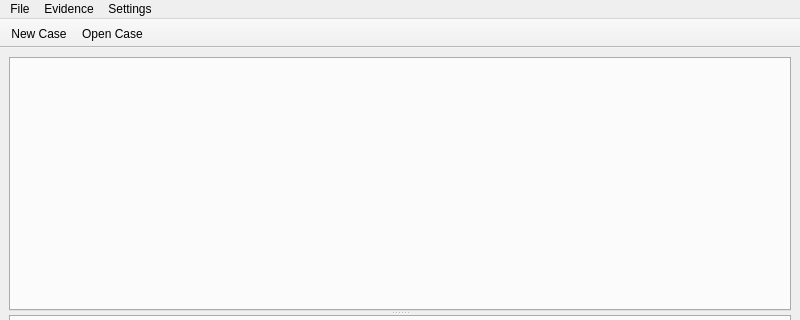
Above: main/wombatforensics.ui from pjrinaldi/wombatforensics before the change; both pictures show x 0 to 800 and y 0 to 320 of the 800 by 600 pixel window. Below: the same form after it.
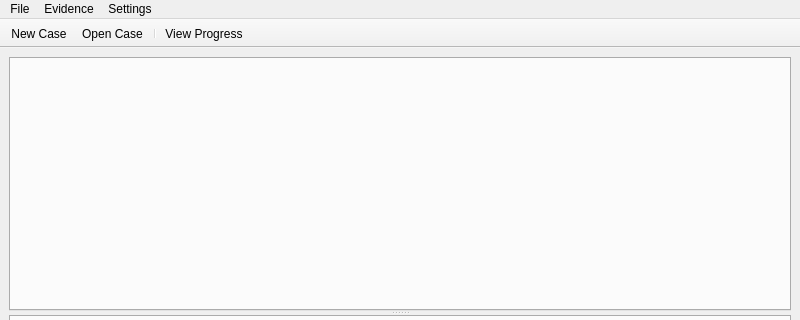
That is the form after the change. Icons and pictures are not drawn.

Commit message: got progress window to display, now i need to populate it with the respective functions

```diff
--- a/main/wombatforensics.ui
+++ b/main/wombatforensics.ui
@@ -87,6 +87,8 @@
    </attribute>
    <addaction name="actionNew_Case"/>
    <addaction name="actionOpen_Case"/>
+   <addaction name="separator"/>
+   <addaction name="actionView_Progress"/>
   </widget>
   <action name="actionNew_Case">
    <property name="icon">
@@ -106,6 +108,15 @@
     <string>Open Case</string>
    </property>
   </action>
+  <action name="actionView_Progress">
+      <property name="icon">
+          <iconset resource="progresswindow.qrc">
+              <normaloff>:/progresswindow/window</normaloff>:/progresswindow/window</iconset>
+      </property>
+      <property name="text">
+          <string>View Progress...</string>
+      </property>
+  </action>
   <action name="actionExit">
    <property name="text">
     <string>Exit</string>
```
Left out of the diff: 2 changed lines with no effect on the pictures. The commit also changes 16 other files.
